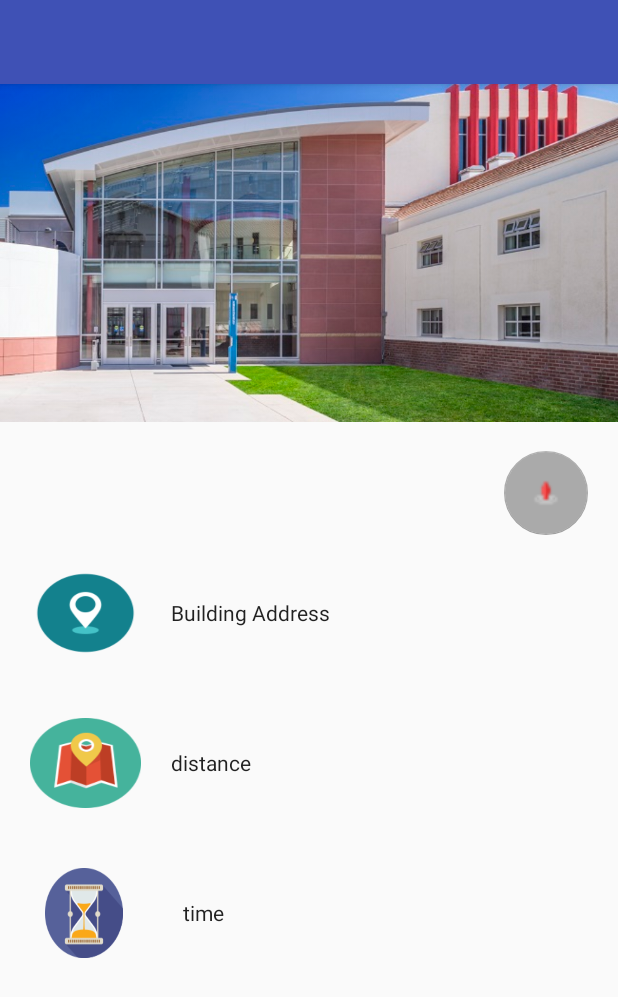
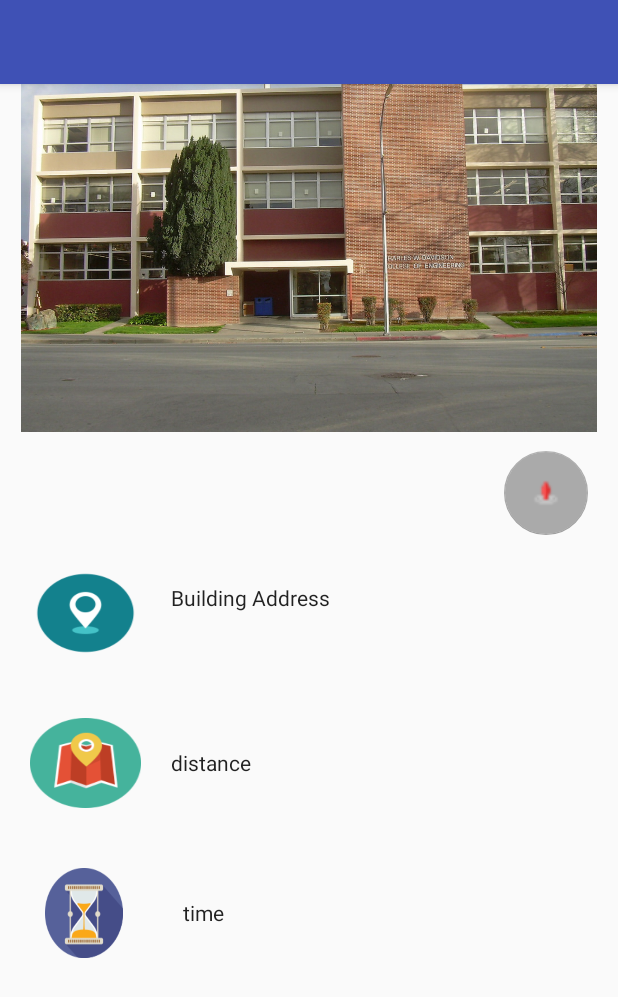
Before and after one commit to AnshumanTripathi/CampusMapApp, an Android app: the layout activity_building_detail.xml on its own in the app's theme, with its tools: preview values and no code run, on a phone screen of 412 x 824 dp. Shown: the top 997 px of the screen. Run offline under Robolectric (Android 15) with nearby library versions, the phone set to English and light mode, and no system bars.

Commit message:
Updated Engg Building Image

```diff
--- a/app/src/main/res/layout/activity_building_detail.xml
+++ b/app/src/main/res/layout/activity_building_detail.xml
@@ -37,7 +37,7 @@
                 android:id="@+id/bimage"
                 android:layout_width="match_parent"
                 android:layout_height="288dp"
-                android:src="@drawable/ychall" />
+                android:src="@drawable/eng_building" />
         </LinearLayout>
 
         <LinearLayout
@@ -64,7 +64,7 @@
                     android:layout_width="wrap_content"
                     android:layout_height="wrap_content"
                     android:layout_marginStart="20dp"
-                    android:layout_marginTop="20dp"
+                    android:layout_marginTop="10dp"
                     android:text="Building Address"
                     android:textAppearance="@android:style/TextAppearance.Material" />
             </LinearLayout>
```
Also changed, not shown: app/src/main/res/drawable/eng_building.jpg.
